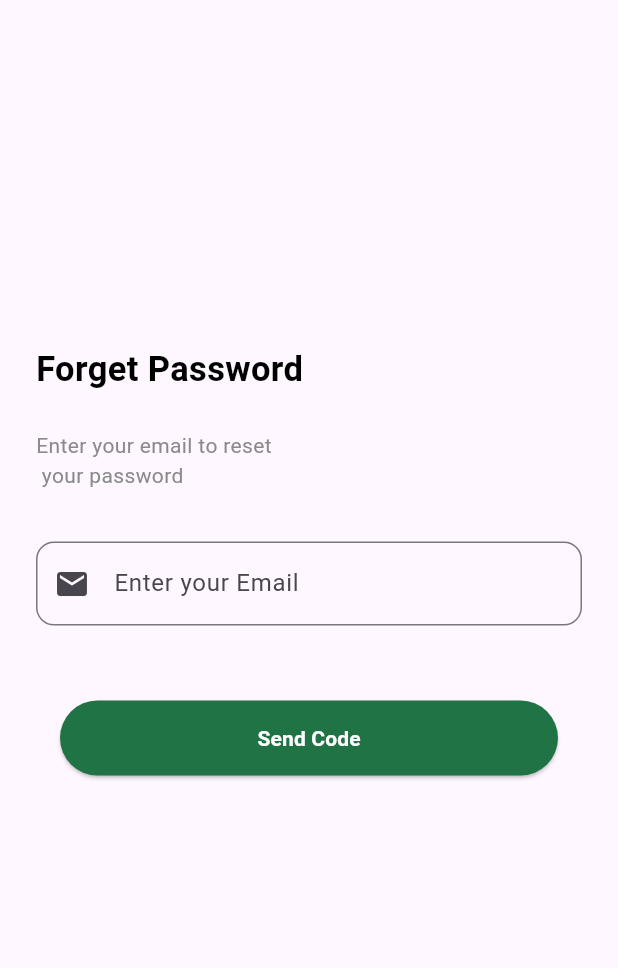
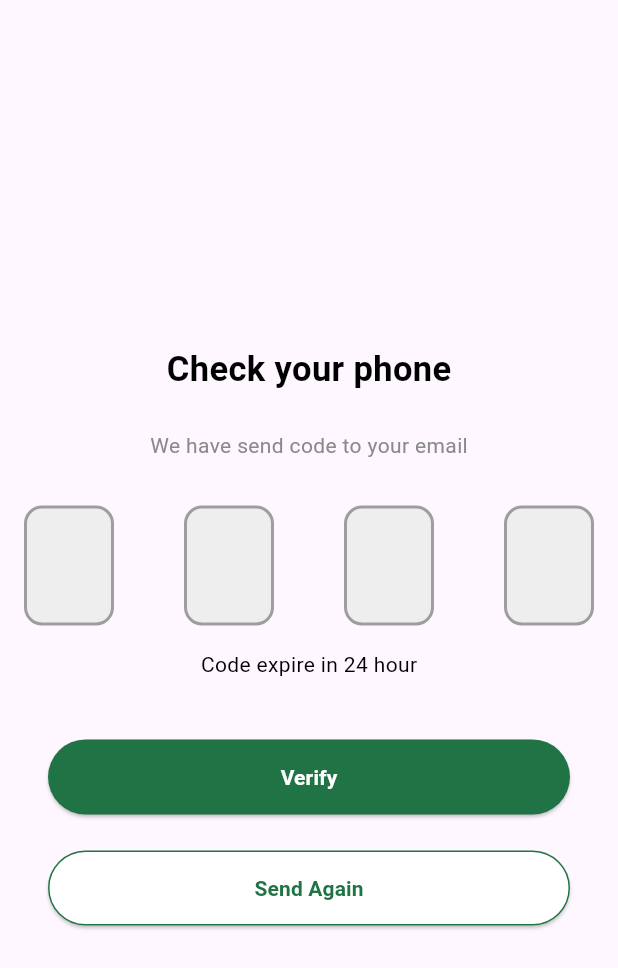
Before and after one commit to MuhmedWalied0/NutriMind_Project, a Flutter app: the Forgetpasswordscreen screen opened directly, after a tap on "Send Code", on a phone screen of 412 x 824 dp. Shown: the top 968 px of the screen. Run offline on Flutter 3.47's test engine with Material 3 defaults, Android fonts, the light colour scheme and no system bars; drawn by our look-alikes of pin_code_fields.

Commit message:
finish auth feature

```diff
--- a/lib/auth/view/screens/forgetpasswordScreen.dart
+++ b/lib/auth/view/screens/forgetpasswordScreen.dart
@@ -1,5 +1,6 @@
 import 'package:flutter/cupertino.dart';
 import 'package:flutter/material.dart';
+import 'package:tester/auth/view/screens/verficationcode.dart';
 import 'package:tester/auth/view/widgets/mainButton.dart';
 import 'package:tester/auth/view/widgets/maintxt.dart';
 import 'package:tester/auth/view/widgets/subheadtxt.dart';
@@ -25,7 +26,9 @@ class Forgetpasswordscreen extends StatelessWidget {
               const SizedBox(height: 34,),
               const CustomTextField(labelText: 'Enter your Email', icona: Icons.email,),
               const SizedBox(height: 50,),
-              Mainbutton(func: (){}, txt: 'Send Code'),
+              Mainbutton(func: (){
+                Navigator.push(context, MaterialPageRoute(builder: (context)=>Verficationcode()));
+              }, txt: 'Send Code'),
             ],
           ),
         ),
--- /dev/null
+++ b/lib/auth/view/screens/verficationcode.dart
@@ -0,0 +1,81 @@
+import 'package:flutter/cupertino.dart';
+import 'package:flutter/material.dart';
+import 'package:pin_code_fields/pin_code_fields.dart';
+import 'package:tester/auth/view/screens/resetpassword.dart';
+import 'package:tester/auth/view/widgets/mainButton.dart';
+
+import '../widgets/secondButton.dart';
+
+class Verficationcode extends StatelessWidget {
+  const Verficationcode({super.key});
+
+  @override
+  Widget build(BuildContext context) {
+    return Scaffold(
+      body: SingleChildScrollView(
+        child: Padding(padding: const EdgeInsets.symmetric(horizontal: 16),
+        child: Column(
+          mainAxisAlignment: MainAxisAlignment.center,
+          crossAxisAlignment: CrossAxisAlignment.center,
+          children: [
+            const SizedBox(height: 230,),
+          Text(
+            'Check your phone',
+            style: TextStyle(
+              color: Colors.black,
+              fontSize: 23,
+              fontWeight: FontWeight.bold,
+            ),),
+            const SizedBox(height: 24,),
+            Text(
+              'We have send code to your email',
+              style: TextStyle(
+                color: Color(0xff8A8A8A),
+                fontSize: 14,
+              ),
+            ),
+            const SizedBox(height: 30,),
+            PinCodeTextField(
+              appContext: context,
+              length: 4,
+              keyboardType: TextInputType.number,
+              obscureText: false,
+              animationType: AnimationType.fade,
+              pinTheme: PinTheme(
+                shape: PinCodeFieldShape.box,
+                borderRadius: BorderRadius.circular(12),
+                fieldHeight: 80,
+                fieldWidth: 60,
+                activeFillColor: Colors.white,
+                inactiveFillColor: Colors.grey[200],
+                selectedFillColor: Colors.white,
+                activeColor: Colors.green,
+                selectedColor: Colors.blue,
+                inactiveColor: Colors.grey,
+              ),
+              animationDuration: const Duration(milliseconds: 300),
+              backgroundColor: Colors.transparent,
+              enableActiveFill: true,
+              onChanged: (value) {},
+            ),
+
+            const Text('Code expire in 24 hour',
+            style: TextStyle(
+              color: Colors.black,
+              fontSize: 14
+            ),
+            ),
+            const SizedBox(height: 40,),
+            Mainbutton(func: (){
+              Navigator.push(context, MaterialPageRoute(builder: (context)=>Resetpassword()));
+            }, txt: 'Verify'),
+            SizedBox(height: 24,),
+            Secondbutton(txt: 'Send Again',),
+
+          ],
+        ),
+        ),
+      ),
+    );
+  }
+}
--- a/lib/auth/view/screens/welcomeAurth.dart
+++ b/lib/auth/view/screens/welcomeAurth.dart
@@ -22,7 +22,7 @@ class Welcomeaurth extends StatelessWidget {
           }, txt: 'Sign In',
           ),
           SizedBox(height: 16,),
-          Secondbutton(),
+          Secondbutton(txt: 'Sign Up',),
         ],
       ),
     );
--- a/lib/auth/view/widgets/secondButton.dart
+++ b/lib/auth/view/widgets/secondButton.dart
@@ -4,7 +4,8 @@ import 'package:flutter/material.dart';
 import '../screens/signUp.dart';
 
 class Secondbutton extends StatelessWidget {
-  const Secondbutton({super.key});
+  final String txt;
+  const Secondbutton({super.key,required this.txt});
 
   @override
   Widget build(BuildContext context) {
@@ -23,7 +24,7 @@ class Secondbutton extends StatelessWidget {
             onPressed: (){
               Navigator.push(context, MaterialPageRoute(builder: (context)=>Signup()));
             },
-            child: Text('Sign Up',
+            child: Text(txt,
               style: TextStyle(
                 color:Color(0xff207344),
                 fontWeight: FontWeight.bold,
--- a/pubspec.yaml
+++ b/pubspec.yaml
@@ -30,7 +30,7 @@ environment:
 dependencies:
   flutter:
     sdk: flutter
-
+  pin_code_fields: ^8.0.1
   # The following adds the Cupertino Icons font to your application.
   # Use with the CupertinoIcons class for iOS style icons.
   cupertino_icons: ^1.0.8
```
Also changed, not shown: lib/auth/view/screens/resetpassword.dart (added, +51 -0 lines), lib/auth/view/screens/successfullyScreen.dart (added, +44 -0 lines), pubspec.lock.
